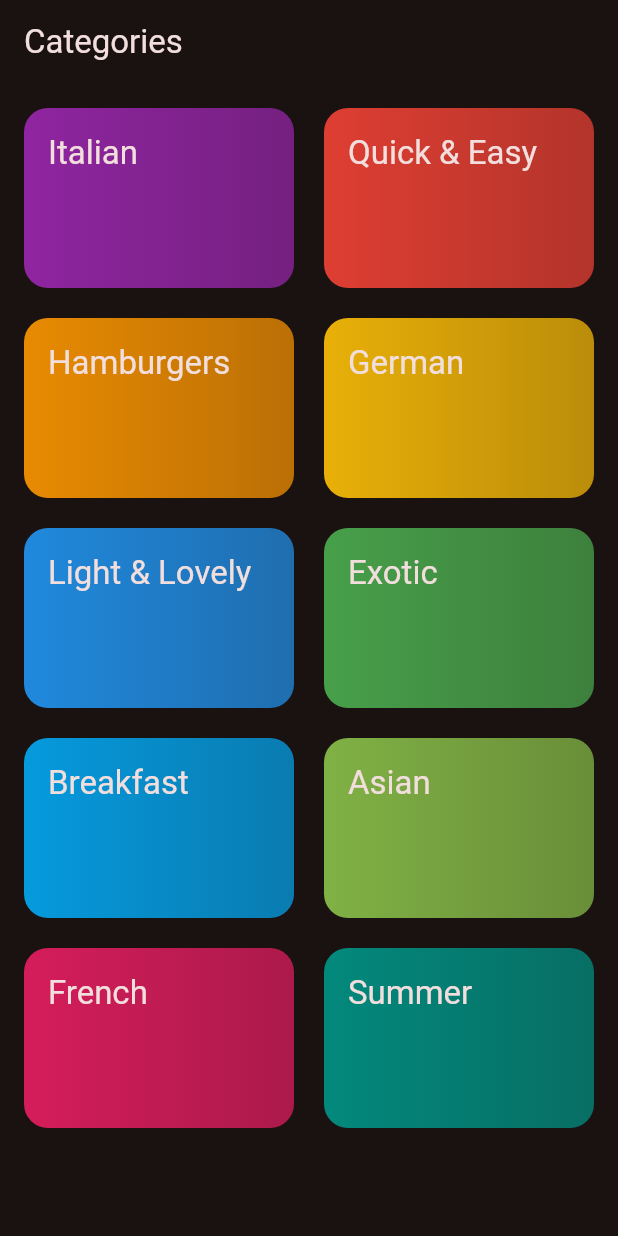
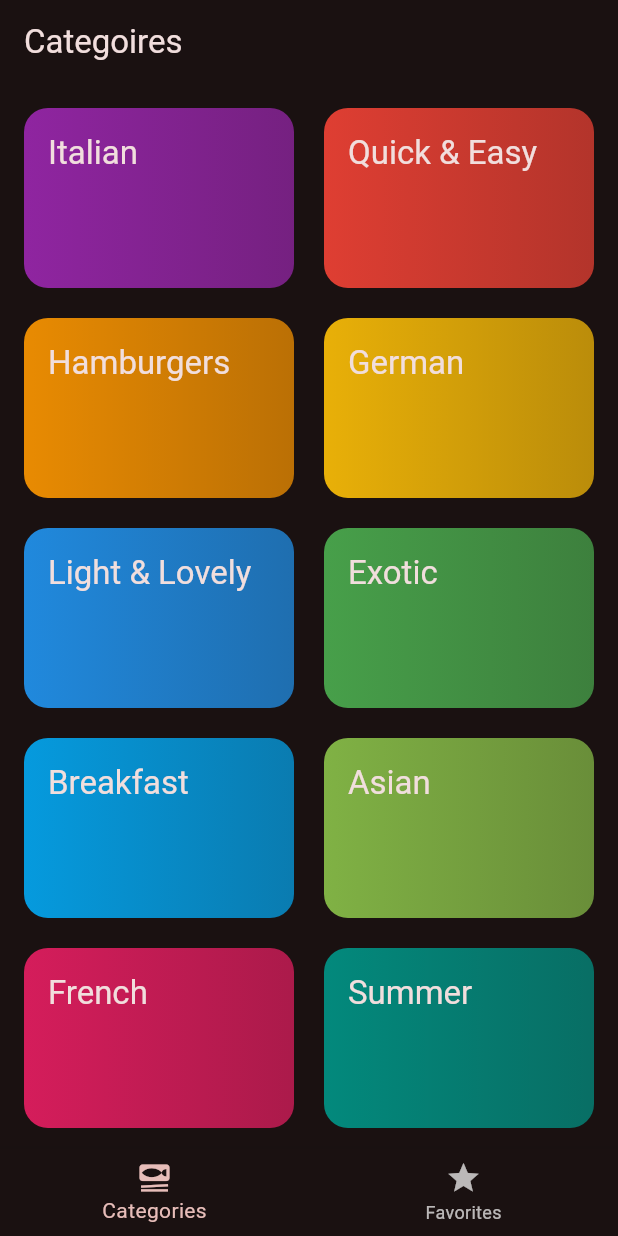
Before and after one commit to JoaoVitorLima242/meals_app_flutter, a Flutter app: the screen it shows after launch, on a phone screen of 412 x 824 dp. Run offline on Flutter 3.47's test engine with Material 2 defaults, Android fonts, the phone set to English and light mode, and no system bars; our stand-ins replace transparent_image.

Commit message:
add tab bar to project

```diff
--- a/lib/features/categories/categories_screen.dart
+++ b/lib/features/categories/categories_screen.dart
@@ -29,11 +29,7 @@ class CategoriesScreen extends StatelessWidget {
 
   @override
   Widget build(BuildContext context) {
-    return Scaffold(
-      appBar: AppBar(
-        title: const Text('Categories'),
-      ),
-      body: GridView(
+    return GridView(
       padding: const EdgeInsets.all(16),
       gridDelegate: const SliverGridDelegateWithFixedCrossAxisCount(
         crossAxisCount: 2,
@@ -51,7 +47,6 @@ class CategoriesScreen extends StatelessWidget {
             ),
           )
           .toList(),
-      ),
     );
   }
 }
--- /dev/null
+++ b/lib/features/tab_bar/tab_bar_screen.dart
@@ -0,0 +1,45 @@
+import 'package:flutter/material.dart';
+import 'package:meals_app/features/categories/categories_screen.dart';
+import 'package:meals_app/features/meals/meals_screen.dart';
+import 'package:meals_app/features/tab_bar/widgets/bottom_tab_bar.dart';
+
+class TabBarScreen extends StatefulWidget {
+  const TabBarScreen({super.key});
+
+  @override
+  State<TabBarScreen> createState() {
+    return _TabBarScreen();
+  }
+}
+
+class _TabBarScreen extends State<TabBarScreen> {
+  int _selectedRageIndex = 0;
+
+  void _onSelectPage(int selectedIndex) {
+    setState(() {
+      _selectedRageIndex = selectedIndex;
+    });
+  }
+
+  @override
+  Widget build(BuildContext context) {
+    Widget activePage = const CategoriesScreen();
+    String? activePageTitle = 'Categoires';
+
+    if (_selectedRageIndex == 1) {
+      activePage = const MealsScreen(meals: []);
+      activePageTitle = 'Your Favorites';
+    }
+
+    return Scaffold(
+      appBar: AppBar(
+        title: Text(activePageTitle),
+      ),
+      body: activePage,
+      bottomNavigationBar: BottomTabBar(
+        currentIndexPage: _selectedRageIndex,
+        onSelectPage: _onSelectPage,
+      ),
+    );
+  }
+}
--- /dev/null
+++ b/lib/features/tab_bar/widgets/bottom_tab_bar.dart
@@ -0,0 +1,30 @@
+import 'package:flutter/material.dart';
+
+class BottomTabBar extends StatelessWidget {
+  const BottomTabBar({
+    super.key,
+    required this.onSelectPage,
+    required this.currentIndexPage,
+  });
+
+  final void Function(int selectedIndex) onSelectPage;
+  final int currentIndexPage;
+
+  @override
+  Widget build(BuildContext context) {
+    return BottomNavigationBar(
+      currentIndex: currentIndexPage,
+      onTap: onSelectPage,
+      items: const [
+        BottomNavigationBarItem(
+          icon: Icon(Icons.set_meal),
+          label: 'Categories',
+        ),
+        BottomNavigationBarItem(
+          icon: Icon(Icons.star),
+          label: 'Favorites',
+        ),
+      ],
+    );
+  }
+}
--- a/lib/main.dart
+++ b/lib/main.dart
@@ -1,5 +1,6 @@
 import 'package:flutter/material.dart';
 import 'package:meals_app/features/categories/categories_screen.dart';
+import 'package:meals_app/features/tab_bar/tab_bar_screen.dart';
 
 final theme = ThemeData(
   useMaterial3: true,
@@ -20,7 +21,7 @@ class App extends StatelessWidget {
   Widget build(BuildContext context) {
     return MaterialApp(
       theme: theme,
-      home: const CategoriesScreen(),
+      home: const TabBarScreen(),
     );
   }
 }
```
Also changed, not shown: lib/features/meals/meals_screen.dart (+10 -6 lines). Lines whose indentation alone changed are shown as unchanged.
